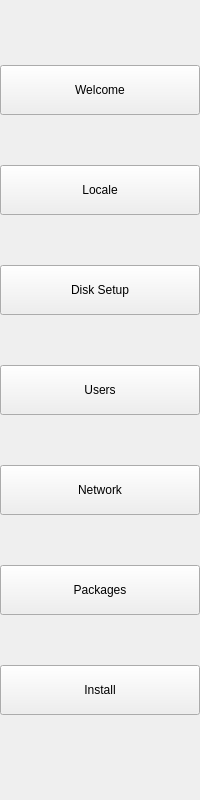
Vortex-Linux/vortex-installer, file ui/nav.ui: the form before one commit.
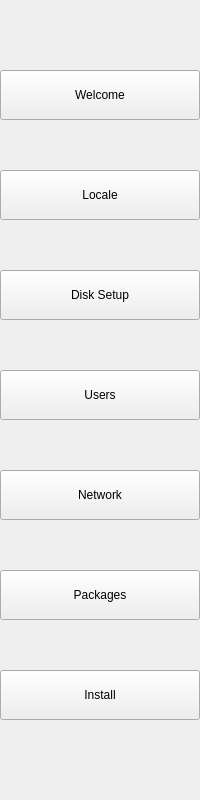
The form after the commit.

```diff
--- a/ui/nav.ui
+++ b/ui/nav.ui
@@ -18,7 +18,7 @@
                 <property name="geometry">
                     <rect>
                         <x>0</x>    
-                        <y>65</y>   
+                        <y>70</y>   
                         <width>200</width>  
                         <height>50</height> 
                     </rect>
@@ -31,7 +31,7 @@
                 <property name="geometry">
                     <rect>
                         <x>0</x>    
-                        <y>165</y>   
+                        <y>170</y>   
                         <width>200</width>  
                         <height>50</height> 
                     </rect>
@@ -44,7 +44,7 @@
                 <property name="geometry">
                     <rect>
                         <x>0</x>    
-                        <y>265</y>   
+                        <y>270</y>   
                         <width>200</width>  
                         <height>50</height> 
                     </rect>
@@ -57,7 +57,7 @@
                 <property name="geometry">
                     <rect>
                         <x>0</x>    
-                        <y>365</y>   
+                        <y>370</y>   
                         <width>200</width>  
                         <height>50</height> 
                     </rect>
@@ -70,7 +70,7 @@
                 <property name="geometry">
                     <rect>
                         <x>0</x>    
-                        <y>465</y>   
+                        <y>470</y>   
                         <width>200</width>  
                         <height>50</height> 
                     </rect>
@@ -83,7 +83,7 @@
                 <property name="geometry">
                     <rect>
                         <x>0</x>    
-                        <y>565</y>   
+                        <y>570</y>   
                         <width>200</width>  
                         <height>50</height> 
                     </rect>
@@ -96,26 +96,12 @@
                 <property name="geometry">
                     <rect>
                         <x>0</x>    
-                        <y>665</y>   
+                        <y>670</y>   
                         <width>200</width>  
                         <height>50</height> 
                     </rect>
                 </property>  
             </widget>
-            <spacer name="verticalSpacer">
-                <property name="orientation">
-                    <enum>Qt::Vertical</enum>
-                </property>
-                <property name="sizeType">
-                    <enum>QSizePolicy::Fixed</enum>
-                </property>
-                <property name="sizeHint" stdset="0">
-                    <size>
-                        <width>20</width>
-                        <height>40</height>
-                    </size>
-                </property>
-            </spacer>
         </widget>              
     </widget>
 </ui>
```
Left out of the diff: 1 changed line with no effect on the pictures.
